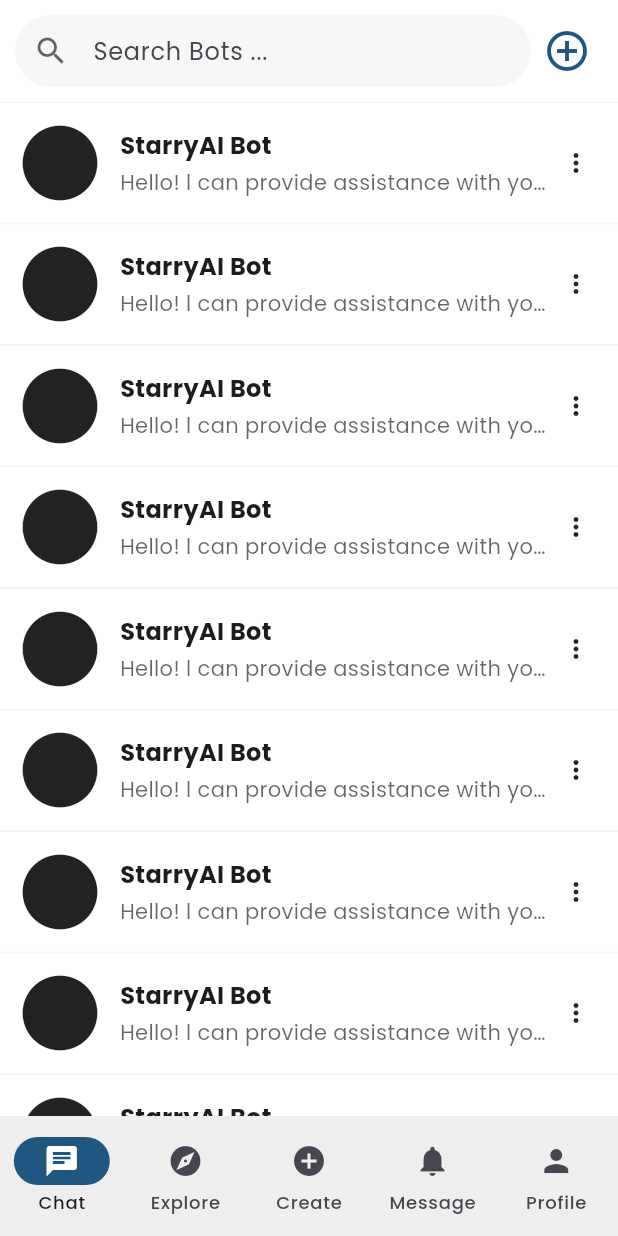
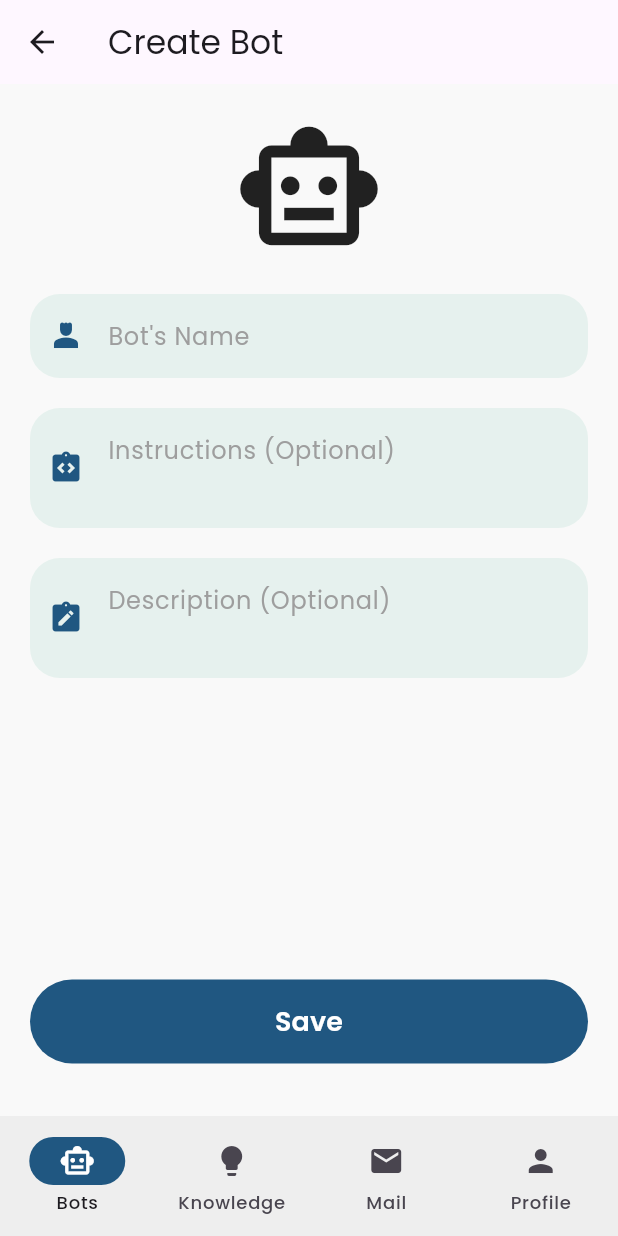
Before and after one commit to TrinhLongVu/OmniChat, a Flutter app: the LoginScreen screen opened by its route, after a tap on "Login", after a tap on the "add circle outline" icon, on a phone screen of 412 x 824 dp. Run offline on Flutter 3.47's test engine with Material 3 defaults, Android fonts, the phone set to English and light mode, and no system bars; our stand-ins replace flutter_svg, go_router, google_fonts.

Commit message:
ui: bot creation screen & setup: change layout for main screen

```diff
--- a/lib/constants/color.dart
+++ b/lib/constants/color.dart
@@ -1,3 +1,6 @@
 import 'package:flutter/material.dart';
 
 const omniDarkBlue = Color(0xff205781);
+const omniDarkCyan = Color(0xff4F959D);
+const omniLightCyan = Color(0xff98D2C0);
+const omniMilk = Color(0xffF6F8D5);
--- a/lib/router/destination.dart
+++ b/lib/router/destination.dart
@@ -7,9 +7,8 @@ class Destination {
 }
 
 const List<Destination> mainDestinations = [
-  Destination(title: "Chat", icon: Icons.chat),
-  Destination(title: "Explore", icon: Icons.explore),
-  Destination(title: "Create", icon: Icons.add_circle),
-  Destination(title: "Message", icon: Icons.notifications),
+  Destination(title: "Bots", icon: Icons.smart_toy_outlined),
+  Destination(title: "Knowledge", icon: Icons.lightbulb),
+  Destination(title: "Mail", icon: Icons.mail),
   Destination(title: "Profile", icon: Icons.person),
 ];
--- a/lib/router/index.dart
+++ b/lib/router/index.dart
@@ -3,8 +3,9 @@ import 'package:go_router/go_router.dart';
 import 'package:omni_chat/screens/auth/login/scr.dart';
 import 'package:omni_chat/screens/auth/register/scr.dart';
 import 'package:omni_chat/screens/landing/scr.dart';
-import 'package:omni_chat/screens/main/chat/conversation/scr.dart';
-import 'package:omni_chat/screens/main/chat/scr.dart';
+import 'package:omni_chat/screens/main/bots/new/scr.dart';
+import 'package:omni_chat/screens/main/bots/conversation/scr.dart';
+import 'package:omni_chat/screens/main/bots/scr.dart';
 import 'package:omni_chat/screens/main/layout.dart';
 import 'package:omni_chat/screens/main/profile/scr.dart';
 import 'package:omni_chat/screens/main/profile/sub_plan.dart/scr.dart';
@@ -40,8 +41,13 @@ final GoRouter appRouter = GoRouter(
             GoRoute(
               name: "all-chats",
               path: "/chats",
-              builder: (context, state) => const ChatScreen(),
+              builder: (context, state) => const BotListScreen(),
               routes: [
+                GoRoute(
+                  name: 'bot-create',
+                  path: 'new',
+                  builder: (context, state) => BotCreationScreen(),
+                ),
                 GoRoute(
                   name: 'conversation',
                   path: 'conversation',
@@ -54,18 +60,9 @@ final GoRouter appRouter = GoRouter(
         StatefulShellBranch(
           routes: [
             GoRoute(
-              name: "explore",
-              path: "/explore",
-              builder: (context, state) => const Text("Explore"),
-            ),
-          ],
-        ),
-        StatefulShellBranch(
-          routes: [
-            GoRoute(
-              name: "create",
-              path: "/new",
-              builder: (context, state) => const Text("Create"),
+              name: "knowledge library",
+              path: "/knowledge",
+              builder: (context, state) => const Text("Knowledge Library"),
             ),
           ],
         ),
@@ -74,7 +71,7 @@ final GoRouter appRouter = GoRouter(
             GoRoute(
               name: "messages",
               path: "/messages",
-              builder: (context, state) => const Text("Messages"),
+              builder: (context, state) => const Text("Mail Composer"),
             ),
           ],
         ),
--- a/lib/screens/auth/login/scr.dart
+++ b/lib/screens/auth/login/scr.dart
@@ -2,6 +2,7 @@ import 'package:flutter/gestures.dart';
 import 'package:flutter/material.dart';
 import 'package:go_router/go_router.dart';
 import 'package:omni_chat/constants/color.dart';
+import 'package:omni_chat/widgets/common_btn.dart';
 import 'package:omni_chat/widgets/input_field.dart';
 
 class LoginScreen extends StatelessWidget {
@@ -79,37 +80,11 @@ class LoginScreen extends StatelessWidget {
                         ),
                       ),
                       const SizedBox(height: 20),
-                      Container(
-                        margin: const EdgeInsets.symmetric(vertical: 15),
-                        width: double.infinity,
-                        child: TextButton(
-                          onPressed: () {
-                            context.goNamed("all-chats");
-                          },
-                          style: ButtonStyle(
-                            padding: WidgetStateProperty.all(
-                              const EdgeInsets.symmetric(vertical: 15),
-                            ),
-                            backgroundColor: const WidgetStatePropertyAll(
-                              omniDarkBlue,
-                            ),
-                            shape: WidgetStateProperty.all(
-                              const RoundedRectangleBorder(
-                                borderRadius: BorderRadius.all(
-                                  Radius.circular(30),
-                                ), // Sharp corners
-                              ),
-                            ),
-                          ),
-                          child: const Text(
-                            "Login",
-                            style: TextStyle(
-                              color: Colors.white,
-                              fontSize: 18,
-                              fontWeight: FontWeight.w600,
-                            ),
-                          ),
-                        ),
+                      CommonBtn(
+                        title: "Login",
+                        onTap: () {
+                          context.goNamed("all-chats");
+                        },
                       ),
                     ],
                   ),
--- a/lib/screens/main/chat/conversation/scr.dart
+++ b/lib/screens/main/bots/conversation/scr.dart
@@ -1,6 +1,6 @@
 import 'package:flutter/material.dart';
 import 'package:omni_chat/constants/color.dart';
-import 'package:omni_chat/screens/main/chat/conversation/convo_box.dart';
+import 'package:omni_chat/screens/main/bots/conversation/convo_box.dart';
 
 class ConversationScreen extends StatelessWidget {
   final TextEditingController msgCtrlr = TextEditingController();
--- /dev/null
+++ b/lib/screens/main/bots/new/scr.dart
@@ -0,0 +1,71 @@
+import 'package:flutter/material.dart';
+import 'package:go_router/go_router.dart';
+import 'package:omni_chat/widgets/common_btn.dart';
+import 'package:omni_chat/widgets/input_field.dart';
+
+class BotCreationScreen extends StatelessWidget {
+  final TextEditingController nameController = TextEditingController();
+  final TextEditingController instructionController = TextEditingController();
+  final TextEditingController descriptionController = TextEditingController();
+  BotCreationScreen({super.key});
+
+  @override
+  Widget build(BuildContext context) {
+    return Scaffold(
+      appBar: AppBar(title: const Text("Create Bot")),
+      body: SizedBox(
+        height: double.infinity,
+        child: Stack(
+          children: [
+            Padding(
+              padding: const EdgeInsets.only(
+                left: 20,
+                right: 20,
+                top: 20,
+                bottom: 100,
+              ),
+              child: SingleChildScrollView(
+                child: Column(
+                  spacing: 20,
+                  children: [
+                    Icon(Icons.smart_toy_outlined, size: 100),
+                    InputField(
+                      controller: nameController,
+                      placeholder: "Bot's Name",
+                      prefixIcon: Icons.person_4,
+                    ),
+                    InputField(
+                      controller: instructionController,
+                      placeholder: "Instructions (Optional)",
+                      prefixIcon: Icons.integration_instructions,
+                      minLns: 2,
+                      maxLns: 3,
+                    ),
+                    InputField(
+                      controller: descriptionController,
+                      placeholder: "Description (Optional)",
+                      prefixIcon: Icons.note_alt,
+                      minLns: 2,
+                      maxLns: 5,
+                    ),
+                  ],
+                ),
+              ),
+            ),
+            Positioned(
+              right: 20,
+              left: 20,
+              bottom: 20,
+              child: CommonBtn(
+                title: "Save",
+                onTap: () {
+                  context.pop();
+                },
+              ),
+            ),
+          ],
+        ),
+      ),
+    );
+  }
+}
--- a/lib/screens/main/chat/scr.dart
+++ b/lib/screens/main/bots/scr.dart
@@ -2,8 +2,8 @@ import 'package:flutter/material.dart';
 import 'package:go_router/go_router.dart';
 import 'package:omni_chat/constants/color.dart';
 
-class ChatScreen extends StatelessWidget {
-  const ChatScreen({super.key});
+class BotListScreen extends StatelessWidget {
+  const BotListScreen({super.key});
 
   @override
   Widget build(BuildContext context) {
@@ -36,7 +36,9 @@ class ChatScreen extends StatelessWidget {
                 ),
               ),
               IconButton(
-                onPressed: () {},
+                onPressed: () {
+                  context.go("/chats/new");
+                },
                 icon: Icon(
                   Icons.add_circle_outline,
                   size: 32,
--- a/lib/screens/main/profile/sub_plan.dart/scr.dart
+++ b/lib/screens/main/profile/sub_plan.dart/scr.dart
@@ -27,7 +27,7 @@ class SubscriptionPlanScreen extends StatelessWidget {
                 margin: const EdgeInsets.symmetric(horizontal: 20),
                 decoration: BoxDecoration(
                   borderRadius: const BorderRadius.all(Radius.circular(10)),
-                  color: Colors.green.shade100,
+                  color: omniLightCyan,
                 ),
                 child: const TabBar(
                   indicatorSize: TabBarIndicatorSize.tab,
--- /dev/null
+++ b/lib/widgets/common_btn.dart
@@ -0,0 +1,41 @@
+import 'package:flutter/material.dart';
+import 'package:omni_chat/constants/color.dart';
+
+class CommonBtn extends StatelessWidget {
+  final String title;
+  final Function onTap;
+
+  const CommonBtn({super.key, required this.title, required this.onTap});
+
+  @override
+  Widget build(BuildContext context) {
+    return Container(
+      margin: const EdgeInsets.symmetric(vertical: 15),
+      width: double.infinity,
+      child: TextButton(
+        onPressed: () => onTap(),
+        style: ButtonStyle(
+          padding: WidgetStateProperty.all(
+            const EdgeInsets.symmetric(vertical: 15),
+          ),
+          backgroundColor: const WidgetStatePropertyAll(omniDarkBlue),
+          shape: WidgetStateProperty.all(
+            const RoundedRectangleBorder(
+              borderRadius: BorderRadius.all(
+                Radius.circular(30),
+              ), // Sharp corners
+            ),
+          ),
+        ),
+        child: Text(
+          title,
+          style: TextStyle(
+            color: Colors.white,
+            fontSize: 18,
+            fontWeight: FontWeight.w600,
+          ),
+        ),
+      ),
+    );
+  }
+}
--- a/lib/widgets/input_field.dart
+++ b/lib/widgets/input_field.dart
@@ -5,6 +5,8 @@ class InputField extends StatefulWidget {
   final TextEditingController controller;
   final String placeholder;
   final IconData prefixIcon;
+  final int minLns;
+  final int maxLns;
   final bool isPassword;
   final bool isTelNum;
 
@@ -15,6 +17,8 @@ class InputField extends StatefulWidget {
     required this.prefixIcon,
     this.isPassword = false,
     this.isTelNum = false,
+    this.minLns = 1,
+    this.maxLns = 1,
   });
 
   @override
@@ -31,9 +35,12 @@ class _InputFieldState extends State<InputField> {
       obscureText: !isPasswordVisible && widget.isPassword,
       textAlignVertical: TextAlignVertical.center,
       keyboardType: widget.isTelNum ? TextInputType.phone : TextInputType.text,
+      maxLines:
+          !widget.isPassword ? widget.maxLns : 1, // Allows unlimited lines
+      minLines: !widget.isPassword ? widget.minLns : null,
       decoration: InputDecoration(
         filled: true,
-        fillColor: Color(0xff98D2C0).withValues(alpha: 0.2),
+        fillColor: omniLightCyan.withValues(alpha: 0.2),
         prefixIcon: Icon(widget.prefixIcon),
         prefixIconColor: omniDarkBlue,
         focusColor: omniDarkBlue,
```
Also changed, not shown: lib/screens/auth/register/scr.dart (+6 -32 lines), lib/screens/landing/scr.dart (+6 -32 lines), lib/screens/main/bots/conversation/convo_box.dart (renamed from lib/screens/main/chat/conversation/convo_box.dart).
